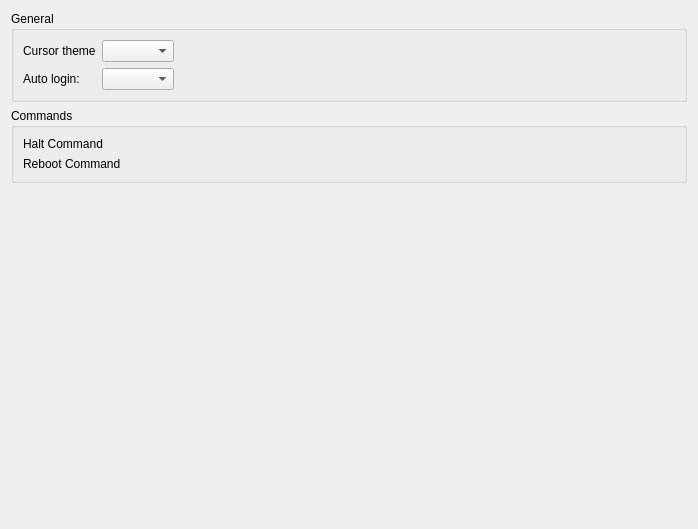
Qt form advanceconfig.ui (KDE/sddm-kcm) before a commit.
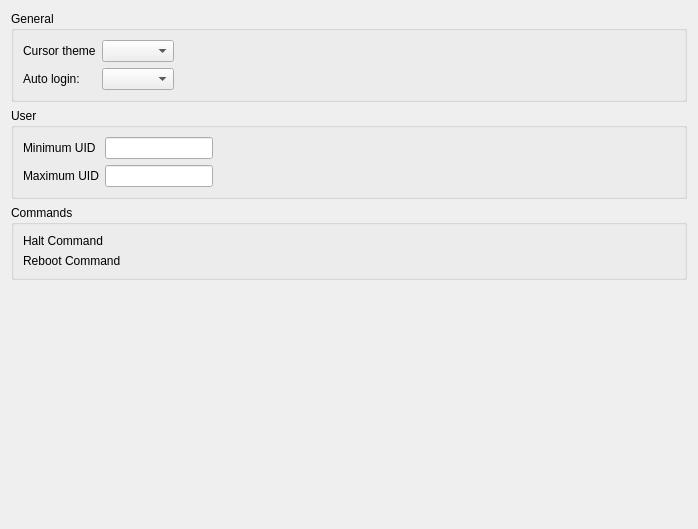
The same form after that commit. Custom widgets are drawn as their Qt base class.

Diff of the .ui file:
```diff
--- a/advanceconfig.ui
+++ b/advanceconfig.ui
@@ -13,9 +13,7 @@
   <property name="windowTitle">
    <string>Form</string>
   </property>
-  <layout class="QVBoxLayout" name="verticalLayout_4">
-   <item>
-    <layout class="QVBoxLayout" name="verticalLayout_3">
+  <layout class="QVBoxLayout" name="verticalLayout">
      <item>
       <widget class="QGroupBox" name="groupBox_2">
        <property name="title">
@@ -75,6 +73,91 @@
        </layout>
       </widget>
      </item>
+   <item>
+    <widget class="QGroupBox" name="groupBox_3">
+     <property name="sizePolicy">
+      <sizepolicy hsizetype="Preferred" vsizetype="Preferred">
+       <horstretch>0</horstretch>
+       <verstretch>0</verstretch>
+      </sizepolicy>
+     </property>
+     <property name="title">
+      <string>User</string>
+     </property>
+     <layout class="QVBoxLayout" name="verticalLayout_3">
+      <item>
+       <layout class="QGridLayout" name="gridLayout_5">
+        <item row="2" column="2">
+         <spacer name="horizontalSpacer_5">
+          <property name="orientation">
+           <enum>Qt::Horizontal</enum>
+          </property>
+          <property name="sizeHint" stdset="0">
+           <size>
+            <width>40</width>
+            <height>20</height>
+           </size>
+          </property>
+         </spacer>
+        </item>
+        <item row="2" column="0">
+         <widget class="QLabel" name="label_5">
+          <property name="text">
+           <string>Maximum UID</string>
+          </property>
+         </widget>
+        </item>
+        <item row="1" column="0">
+         <widget class="QLabel" name="label_6">
+          <property name="text">
+           <string>Minimum UID</string>
+          </property>
+         </widget>
+        </item>
+        <item row="1" column="1">
+         <widget class="QLineEdit" name="minimumUid">
+          <property name="sizePolicy">
+           <sizepolicy hsizetype="Preferred" vsizetype="Fixed">
+            <horstretch>0</horstretch>
+            <verstretch>0</verstretch>
+           </sizepolicy>
+          </property>
+          <property name="maxLength">
+           <number>6</number>
+          </property>
+         </widget>
+        </item>
+        <item row="1" column="2">
+         <spacer name="horizontalSpacer_4">
+          <property name="orientation">
+           <enum>Qt::Horizontal</enum>
+          </property>
+          <property name="sizeHint" stdset="0">
+           <size>
+            <width>40</width>
+            <height>20</height>
+           </size>
+          </property>
+         </spacer>
+        </item>
+        <item row="2" column="1">
+         <widget class="QLineEdit" name="maximumUid">
+          <property name="sizePolicy">
+           <sizepolicy hsizetype="Preferred" vsizetype="Fixed">
+            <horstretch>0</horstretch>
+            <verstretch>0</verstretch>
+           </sizepolicy>
+          </property>
+          <property name="maxLength">
+           <number>6</number>
+          </property>
+         </widget>
+        </item>
+       </layout>
+      </item>
+     </layout>
+    </widget>
+   </item>
      <item>
       <widget class="QGroupBox" name="groupBox">
        <property name="sizePolicy">
@@ -113,8 +196,6 @@
         </item>
        </layout>
       </widget>
-     </item>
-    </layout>
    </item>
    <item>
     <spacer name="horizontalSpacer_2">
```
Left out of the diff: 8 changed lines with no effect on the pictures. Lines whose indentation alone changed are shown as unchanged.
